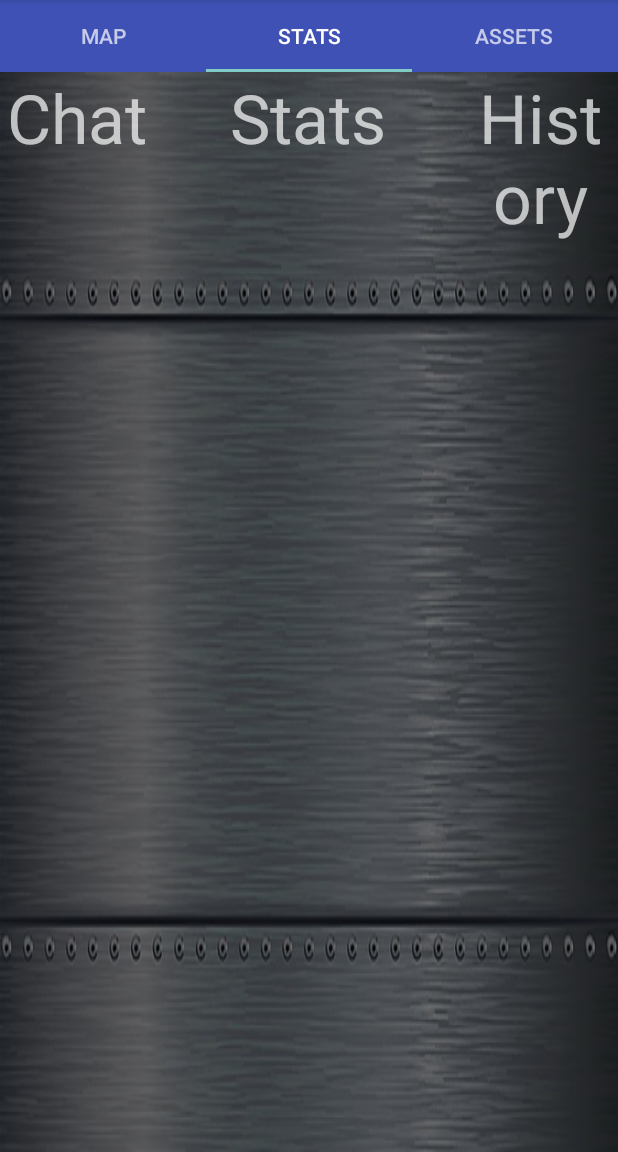
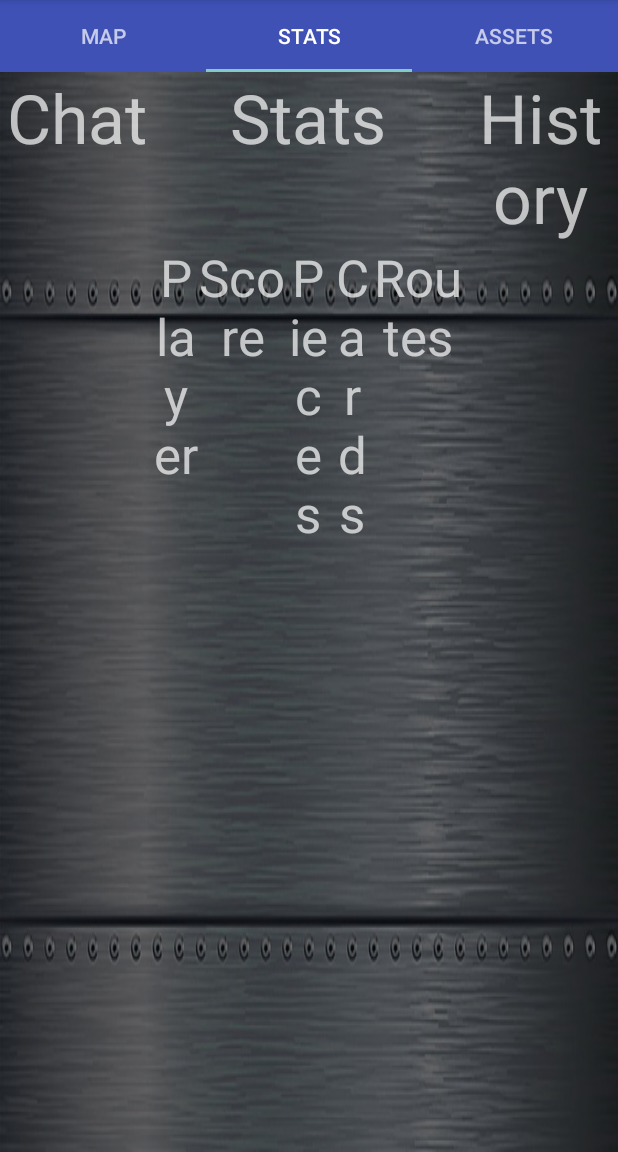
Before and after one commit to DavidROwen/TicketToRideGame, an Android app: the screen it shows after launch (GamePlayActivity), tab 2 chosen, on a phone screen of 412 x 824 dp, the part 84-1236 px from its top. Run offline under Robolectric (Android 15) with nearby library versions, the phone set to English and light mode, and no system bars; 7 statements that could not run were skipped.

Commit message:
Merge branch 'master' of https://github.com/DavidROwen/TicketToRideGame into newbranch
# Conflicts:
#	app/src/main/java/ticket/com/tickettoridegames/client/view/IAssetsView.java

```diff
--- a/app/src/main/java/ticket/com/tickettoridegames/client/view/IAssetsView.java
+++ b/app/src/main/java/ticket/com/tickettoridegames/client/view/IAssetsView.java
@@ -11,6 +11,8 @@ public interface IAssetsView {
 
     public void setBank(Set<TrainCard> trainBank);
 
+    public void  getBankChoice(TrainCard trainCard);
+
     public void setRoutes(Set<DestinationCard> destinationCards);
 
     public void displayMessage(String message);
--- a/app/src/main/java/ticket/com/tickettoridegames/client/view/IStatsView.java
+++ b/app/src/main/java/ticket/com/tickettoridegames/client/view/IStatsView.java
@@ -1,6 +1,22 @@
 package ticket.com.tickettoridegames.client.view;
 
+import java.util.List;
+import java.util.Set;
+
+import ticket.com.tickettoridegames.utility.model.Chat;
+import ticket.com.tickettoridegames.utility.model.PlayerAction;
+
 public interface IStatsView {
+
+    void displayChat(Chat message);
+
+    String sendChat(String message);
+
+    void setChat(List<Chat> chats);
+
+    void setHistory(List<PlayerAction> gameHistory);
+
+    void getPlayers(Set<String> players);
 
     void displayMessage(String message);
 
--- a/app/src/main/res/layout/assets_fragment.xml
+++ b/app/src/main/res/layout/assets_fragment.xml
@@ -10,6 +10,14 @@
         android:layout_height="wrap_content"
         android:orientation="horizontal"
         android:background="#88000000">
+
+        <TextView
+            android:id="@+id/routesText"
+            android:layout_width="0dp"
+            android:layout_height="wrap_content"
+            android:layout_weight="1"
+            android:text="Routes"
+            android:textAppearance="@style/TextAppearance.AppCompat.Display2" />
 
         <TextView
             android:id="@+id/ownedTrainsText"
@@ -27,13 +35,6 @@
             android:text="TrainBank"
             android:textAppearance="@style/TextAppearance.AppCompat.Display2" />
 
-        <TextView
-            android:id="@+id/routesText"
-            android:layout_width="0dp"
-            android:layout_height="wrap_content"
-            android:layout_weight="1"
-            android:text="Routes"
-            android:textAppearance="@style/TextAppearance.AppCompat.Display2" />
     </LinearLayout>
 
     <LinearLayout
--- a/app/src/main/res/layout/stats_fragment.xml
+++ b/app/src/main/res/layout/stats_fragment.xml
@@ -56,6 +56,51 @@
             android:layout_height="match_parent"
             android:layout_weight="2"
             android:orientation="horizontal">
+
+            <TextView
+                android:id="@+id/playerText"
+                android:layout_width="0dp"
+                android:layout_height="wrap_content"
+                android:layout_weight="1"
+                android:gravity="center"
+                android:text="Player"
+                android:textAppearance="@style/TextAppearance.AppCompat.Display1" />
+
+            <TextView
+                android:id="@+id/pointsText"
+                android:layout_width="0dp"
+                android:layout_height="wrap_content"
+                android:layout_weight="2"
+                android:gravity="center"
+                android:text="Score"
+                android:textAppearance="@style/TextAppearance.AppCompat.Display1" />
+
+            <TextView
+                android:id="@+id/trainPiecesNumText"
+                android:layout_width="0dp"
+                android:layout_height="wrap_content"
+                android:layout_weight="1"
+                android:gravity="center"
+                android:text="Pieces"
+                android:textAppearance="@style/TextAppearance.AppCompat.Display1" />
+
+            <TextView
+                android:id="@+id/trainCardNumText"
+                android:layout_width="0dp"
+                android:layout_height="wrap_content"
+                android:layout_weight="1"
+                android:gravity="center"
+                android:text="Cards"
+                android:textAppearance="@style/TextAppearance.AppCompat.Display1" />
+
+            <TextView
+                android:id="@+id/routeNumText"
+                android:layout_width="0dp"
+                android:layout_height="wrap_content"
+                android:layout_weight="2"
+                android:gravity="center"
+                android:text="Routes"
+                android:textAppearance="@style/TextAppearance.AppCompat.Display1" />
         </LinearLayout>
 
         <ListView
```
